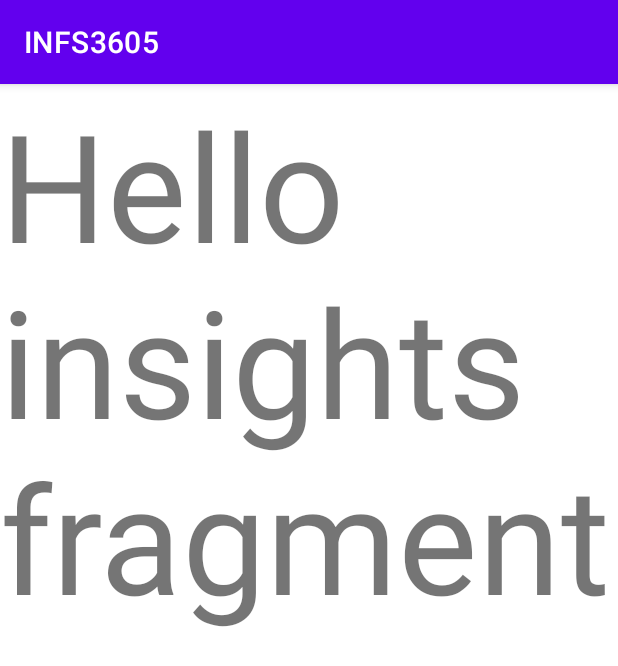
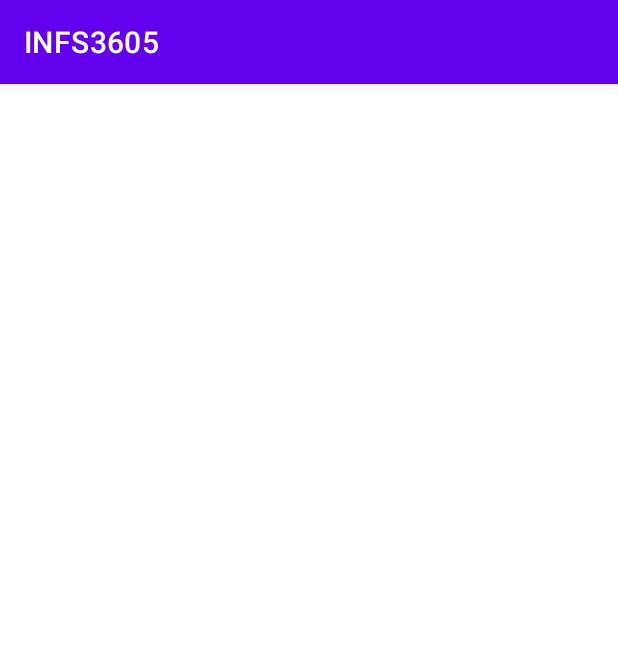
Before and after one commit to florencepoon/INFS3605, an Android app: the fragment Insights shown on its own in the app's theme, on a phone screen of 412 x 824 dp. Shown: the top 666 px of the screen. Run offline under Robolectric (Android 15) with nearby library versions, the phone set to English and light mode, and no system bars.

```diff
--- a/app/src/main/res/layout/fragment_insights.xml
+++ b/app/src/main/res/layout/fragment_insights.xml
@@ -1,15 +1,7 @@
 <?xml version="1.0" encoding="utf-8"?>
 <FrameLayout xmlns:android="http://schemas.android.com/apk/res/android"
     xmlns:tools="http://schemas.android.com/tools"
+    android:id="@+id/insights"
     android:layout_width="match_parent"
     android:layout_height="match_parent"
-    tools:context=".Insights">
-
-    <!-- TODO: Update blank fragment layout -->
-    <TextView
-        android:layout_width="match_parent"
-        android:layout_height="match_parent"
-        android:text="@string/hello_insights_fragment"
-        android:textSize="100sp" />
-
-</FrameLayout>
+    tools:context=".Insights" />
--- a/app/src/main/res/values/strings.xml
+++ b/app/src/main/res/values/strings.xml
@@ -5,11 +5,6 @@
     <string name="app_title">APP NAME</string>
     <string name="slogan">catchy phrase</string>
     <string name="text_landingButton">Get started for free ></string>
-    <string name="hello_home_fragment">Hello home fragment</string>
-    <string name="hello_profile_fragment">Hello profile fragment</string>
-    <string name="hello_settings_fragment">Hello settings fragment</string>
-    <string name="hello_insights_fragment">Hello insights fragment</string>
-    <string name="dashboard">Dashboard</string>
     <string name="home">Home</string>
     <string name="settings">Settings</string>
     <string name="insights">Insights</string>
```
Also changed, not shown: app/src/main/java/com/example/infs3605/MainActivity.java (+30 -34 lines), app/src/main/res/layout/fragment_home.xml (+0 -9 lines), app/src/main/res/layout/fragment_profile.xml (+2 -10 lines), 1 other file.
